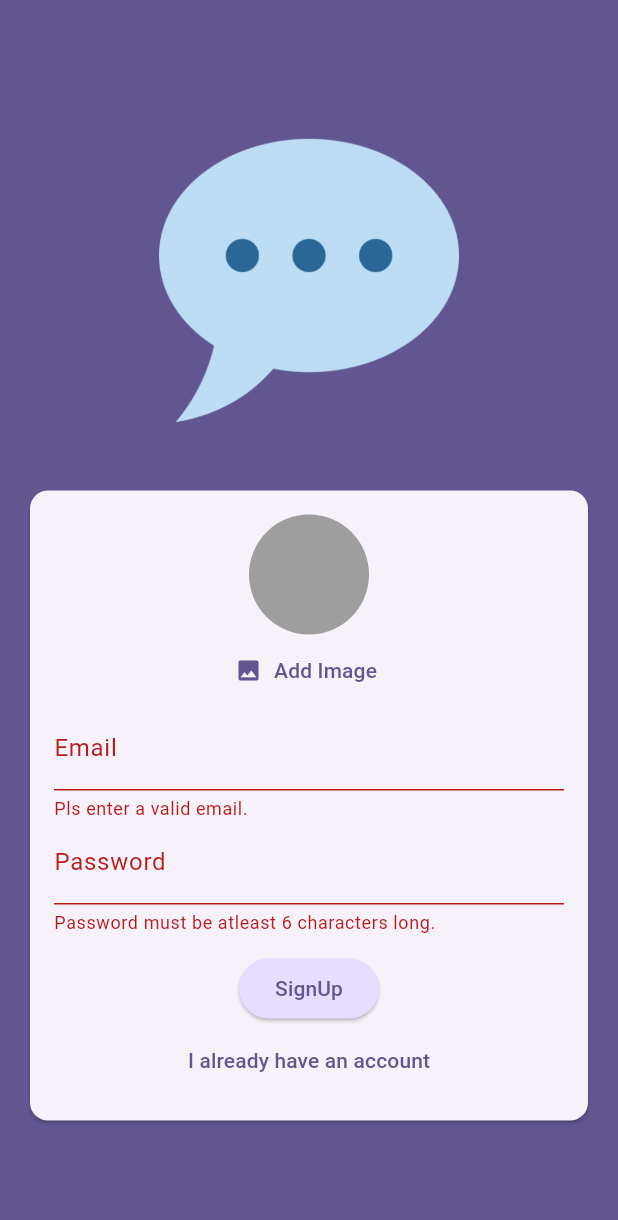
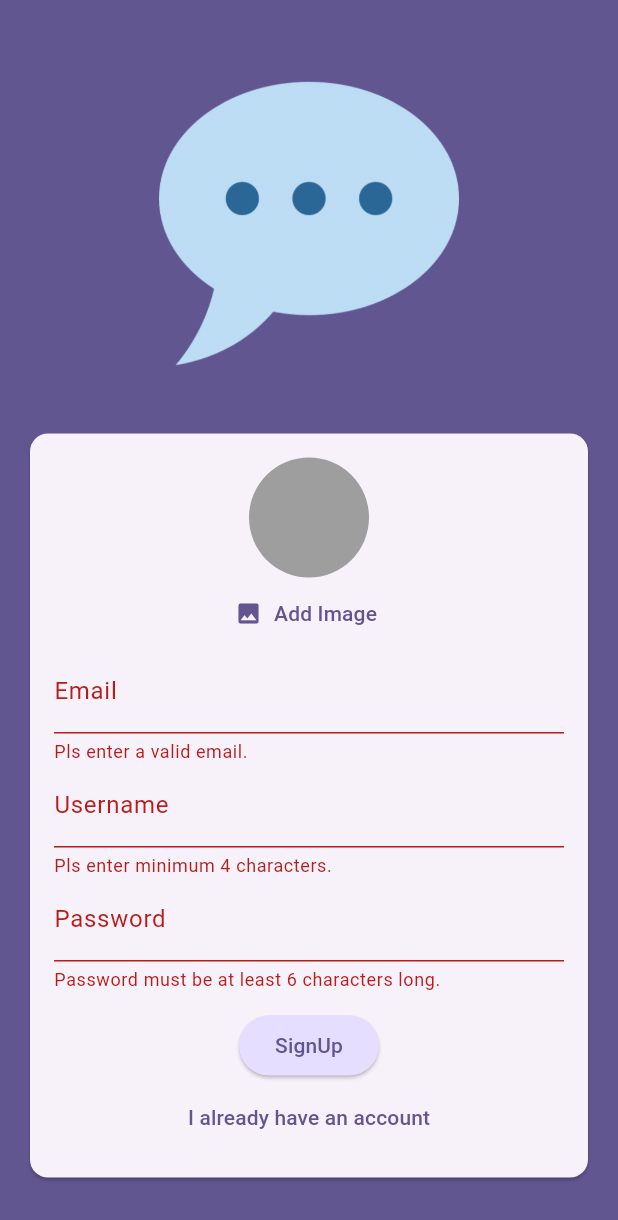
Before and after one commit to thenext10legend/chat_app, a Flutter app: the screen it shows after launch, after a tap on "LogIn", after a tap on "Create an account", after a tap on "SignUp", on a phone screen of 412 x 824 dp. Shown: the top 1220 px of the screen. Run offline on Flutter 3.47's test engine with Material 3 defaults, Android fonts, the phone set to English and light mode, and no system bars; our stand-ins replace cloud_firestore, firebase_auth, firebase_core, firebase_storage, image_picker; accounts and stored records are empty.

Commit message:
287. Storing a Username

```diff
--- a/lib/screens/auth.dart
+++ b/lib/screens/auth.dart
@@ -23,6 +23,7 @@ class _AuthScreenState extends State<AuthScreen> {
   var _isLogin = true;
   var _enteredEmail = '';
   var _enteredPassword = '';
+  var _enteredUsername = '';
   File? _selectedImage;
   var _isAuthenticating = false;
 
@@ -58,7 +59,7 @@ class _AuthScreenState extends State<AuthScreen> {
             .collection('users')
             .doc(userCredentials.user!.uid)
             .set({
-          'username': 'to be done',
+          'username': _enteredUsername,
           'email': _enteredEmail,
           'image_url': imageUrl,
         });
@@ -126,6 +127,24 @@ class _AuthScreenState extends State<AuthScreen> {
                               _enteredEmail = value!;
                             },
                           ),
+                          if (!_isLogin)
+                            TextFormField(
+                              decoration: const InputDecoration(
+                                labelText: 'Username',
+                              ),
+                              enableSuggestions: false,
+                              validator: (value) {
+                                if (value == null ||
+                                    value.isEmpty ||
+                                    value.trim().length < 4) {
+                                  return "Pls enter minimum 4 characters.";
+                                }
+                                return null;
+                              },
+                              onSaved: (value) {
+                                _enteredUsername = value!;
+                              },
+                            ),
                           TextFormField(
                             decoration: const InputDecoration(
                               labelText: "Password",
@@ -133,7 +152,7 @@ class _AuthScreenState extends State<AuthScreen> {
                             obscureText: true,
                             validator: (value) {
                               if (value == null || value.trim().length < 6) {
-                                return 'Password must be atleast 6 characters long.';
+                                return 'Password must be at least 6 characters long.';
                               }
                               return null;
                             },
```
